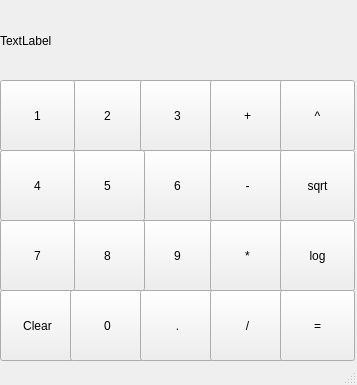
Above: Calculator/Calculator/Calculator.ui from LeonidasMcM/Frontend-App before the change. Below: the same form after it.
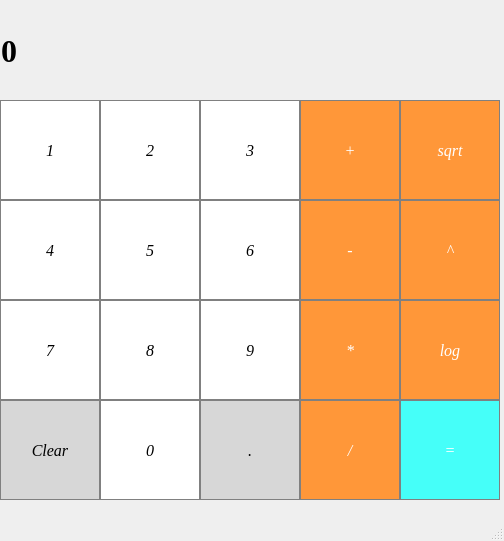
That is the form after the change.

What changed in the file:
```diff
--- a/Calculator/Calculator/Calculator.ui
+++ b/Calculator/Calculator/Calculator.ui
@@ -6,8 +6,8 @@
    <rect>
     <x>0</x>
     <y>0</y>
-    <width>357</width>
-    <height>385</height>
+    <width>504</width>
+    <height>541</height>
    </rect>
   </property>
   <property name="windowTitle">
@@ -15,144 +15,360 @@
   </property>
   <widget class="QWidget" name="centralWidget">
    <widget class="QPushButton" name="pushButton">
+    <property name="enabled">
+     <bool>true</bool>
+    </property>
     <property name="geometry">
      <rect>
-      <x>70</x>
-      <y>80</y>
-      <width>75</width>
-      <height>71</height>
+      <x>100</x>
+      <y>100</y>
+      <width>100</width>
+      <height>100</height>
      </rect>
     </property>
+    <property name="font">
+     <font>
+      <family>Times New Roman</family>
+      <pointsize>12</pointsize>
+      <italic>true</italic>
+     </font>
+    </property>
+    <property name="styleSheet">
+     <string notr="true">QPushButton {
+  background-color: rgb(255, 255, 255);
+  border: 1px solid gray;
+}
+QPushButton:pressed {
+    background-color: rgb(239, 239, 239);
+}</string>
+    </property>
     <property name="text">
      <string>2</string>
     </property>
    </widget>
    <widget class="QPushButton" name="pushButton_2">
+    <property name="enabled">
+     <bool>true</bool>
+    </property>
     <property name="geometry">
      <rect>
       <x>0</x>
-      <y>290</y>
-      <width>75</width>
-      <height>71</height>
+      <y>400</y>
+      <width>100</width>
+      <height>100</height>
      </rect>
     </property>
+    <property name="font">
+     <font>
+      <family>Times New Roman</family>
+      <pointsize>12</pointsize>
+      <italic>true</italic>
+     </font>
+    </property>
+    <property name="styleSheet">
+     <string notr="true">QPushButton {
+  background-color: rgb(215, 215, 215);
+  border: 1px solid gray;
+}
+QPushButton:pressed {
+    background-color: qlineargradient(x1: 0, y1: 0, x2: 0, y2: 1,
+                                      stop: 0 #BEBEBE, stop: 1 #D7D7D7);
+}</string>
+    </property>
     <property name="text">
      <string>Clear</string>
     </property>
    </widget>
    <widget class="QPushButton" name="pushButton_3">
+    <property name="enabled">
+     <bool>true</bool>
+    </property>
     <property name="geometry">
      <rect>
-      <x>70</x>
-      <y>290</y>
-      <width>75</width>
-      <height>71</height>
+      <x>100</x>
+      <y>400</y>
+      <width>100</width>
+      <height>100</height>
      </rect>
     </property>
+    <property name="font">
+     <font>
+      <family>Times New Roman</family>
+      <pointsize>12</pointsize>
+      <italic>true</italic>
+     </font>
+    </property>
+    <property name="styleSheet">
+     <string notr="true">QPushButton {
+  background-color: rgb(255, 255, 255);
+  border: 1px solid gray;
+}
+QPushButton:pressed {
+    background-color: rgb(239, 239, 239);
+}</string>
+    </property>
     <property name="text">
      <string>0</string>
     </property>
    </widget>
    <widget class="QPushButton" name="pushButton_4">
+    <property name="enabled">
+     <bool>true</bool>
+    </property>
     <property name="geometry">
      <rect>
-      <x>140</x>
-      <y>220</y>
-      <width>75</width>
-      <height>71</height>
+      <x>200</x>
+      <y>300</y>
+      <width>100</width>
+      <height>100</height>
      </rect>
     </property>
+    <property name="font">
+     <font>
+      <family>Times New Roman</family>
+      <pointsize>12</pointsize>
+      <italic>true</italic>
+     </font>
+    </property>
+    <property name="styleSheet">
+     <string notr="true">QPushButton {
+  background-color: rgb(255, 255, 255);
+  border: 1px solid gray;
+}
+QPushButton:pressed {
+    background-color: qlineargradient(x1: 0, y1: 0, x2: 0, y2: 1,
+                                      stop: 0 #BEBEBE, stop: 1 #D7D7D7);
+}</string>
+    </property>
     <property name="text">
      <string>9</string>
     </property>
    </widget>
    <widget class="QPushButton" name="pushButton_5">
+    <property name="enabled">
+     <bool>true</bool>
+    </property>
     <property name="geometry">
      <rect>
-      <x>70</x>
-      <y>220</y>
-      <width>75</width>
-      <height>71</height>
+      <x>100</x>
+      <y>300</y>
+      <width>100</width>
+      <height>100</height>
      </rect>
     </property>
+    <property name="font">
+     <font>
+      <family>Times New Roman</family>
+      <pointsize>12</pointsize>
+      <italic>true</italic>
+     </font>
+    </property>
+    <property name="styleSheet">
+     <string notr="true">QPushButton {
+  background-color: rgb(255, 255, 255);
+  border: 1px solid gray;
+}
+QPushButton:pressed {
+    background-color: rgb(239, 239, 239);
+}</string>
+    </property>
     <property name="text">
      <string>8</string>
     </property>
    </widget>
    <widget class="QPushButton" name="pushButton_6">
+    <property name="enabled">
+     <bool>true</bool>
+    </property>
     <property name="geometry">
      <rect>
       <x>0</x>
-      <y>220</y>
-      <width>75</width>
-      <height>71</height>
+      <y>300</y>
+      <width>100</width>
+      <height>100</height>
      </rect>
     </property>
+    <property name="font">
+     <font>
+      <family>Times New Roman</family>
+      <pointsize>12</pointsize>
+      <italic>true</italic>
+     </font>
+    </property>
+    <property name="styleSheet">
+     <string notr="true">QPushButton {
+  background-color: rgb(255, 255, 255);
+  border: 1px solid gray;
+}
+QPushButton:pressed {
+    background-color: qlineargradient(x1: 0, y1: 0, x2: 0, y2: 1,
+                                      stop: 0 #BEBEBE, stop: 1 #D7D7D7);
+}</string>
+    </property>
     <property name="text">
      <string>7</string>
     </property>
    </widget>
    <widget class="QPushButton" name="pushButton_7">
+    <property name="enabled">
+     <bool>true</bool>
+    </property>
     <property name="geometry">
      <rect>
-      <x>140</x>
-      <y>150</y>
-      <width>75</width>
-      <height>71</height>
+      <x>200</x>
+      <y>200</y>
+      <width>100</width>
+      <height>100</height>
      </rect>
     </property>
+    <property name="font">
+     <font>
+      <family>Times New Roman</family>
+      <pointsize>12</pointsize>
+      <italic>true</italic>
+     </font>
+    </property>
+    <property name="styleSheet">
+     <string notr="true">QPushButton {
+  background-color: rgb(255, 255, 255);
+  border: 1px solid gray;
+}
+QPushButton:pressed {
+    background-color: qlineargradient(x1: 0, y1: 0, x2: 0, y2: 1,
+                                      stop: 0 #BEBEBE, stop: 1 #D7D7D7);
+}</string>
+    </property>
     <property name="text">
      <string>6</string>
     </property>
    </widget>
    <widget class="QPushButton" name="pushButton_8">
+    <property name="enabled">
+     <bool>true</bool>
+    </property>
     <property name="geometry">
      <rect>
-      <x>70</x>
-      <y>150</y>
-      <width>75</width>
-      <height>71</height>
+      <x>100</x>
+      <y>200</y>
+      <width>100</width>
+      <height>100</height>
      </rect>
     </property>
+    <property name="font">
+     <font>
+      <family>Times New Roman</family>
+      <pointsize>12</pointsize>
+      <italic>true</italic>
+     </font>
+    </property>
+    <property name="styleSheet">
+     <string notr="true">QPushButton {
+  background-color: rgb(255, 255, 255);
+  border: 1px solid gray;
+}
+QPushButton:pressed {
+    background-color: rgb(239, 239, 239);
+}</string>
+    </property>
     <property name="text">
      <string>5</string>
     </property>
    </widget>
    <widget class="QPushButton" name="pushButton_9">
+    <property name="enabled">
+     <bool>true</bool>
+    </property>
     <property name="geometry">
      <rect>
       <x>0</x>
-      <y>150</y>
-      <width>75</width>
-      <height>71</height>
+      <y>200</y>
+      <width>100</width>
+      <height>100</height>
      </rect>
     </property>
+    <property name="font">
+     <font>
+      <family>Times New Roman</family>
+      <pointsize>12</pointsize>
+      <italic>true</italic>
+     </font>
+    </property>
+    <property name="styleSheet">
+     <string notr="true">QPushButton {
+  background-color: rgb(255, 255, 255);
+  border: 1px solid gray;
+}
+QPushButton:pressed {
+    background-color: qlineargradient(x1: 0, y1: 0, x2: 0, y2: 1,
+                                      stop: 0 #BEBEBE, stop: 1 #D7D7D7);
+}</string>
+    </property>
     <property name="text">
      <string>4</string>
     </property>
    </widget>
    <widget class="QPushButton" name="pushButton_10">
+    <property name="enabled">
+     <bool>true</bool>
+    </property>
     <property name="geometry">
      <rect>
-      <x>140</x>
-      <y>80</y>
-      <width>75</width>
-      <height>71</height>
+      <x>200</x>
+      <y>100</y>
+      <width>100</width>
+      <height>100</height>
      </rect>
     </property>
+    <property name="font">
+     <font>
+      <family>Times New Roman</family>
+      <pointsize>12</pointsize>
+      <italic>true</italic>
+     </font>
+    </property>
+    <property name="styleSheet">
+     <string notr="true">QPushButton {
+  background-color: rgb(255, 255, 255);
+  border: 1px solid gray;
+}
+QPushButton:pressed {
+    background-color: qlineargradient(x1: 0, y1: 0, x2: 0, y2: 1,
+                                      stop: 0 #BEBEBE, stop: 1 #D7D7D7);
+}</string>
+    </property>
     <property name="text">
      <string>3</string>
     </property>
    </widget>
    <widget class="QPushButton" name="pushButton_11">
+    <property name="enabled">
+     <bool>true</bool>
+    </property>
     <property name="geometry">
      <rect>
       <x>0</x>
-      <y>80</y>
-      <width>75</width>
-      <height>71</height>
+      <y>100</y>
+      <width>100</width>
+      <height>100</height>
      </rect>
     </property>
+    <property name="font">
+     <font>
+      <family>Times New Roman</family>
+      <pointsize>12</pointsize>
+      <italic>true</italic>
+     </font>
+    </property>
+    <property name="styleSheet">
+     <string notr="true">QPushButton {
+  background-color: rgb(255, 255, 255);
+  border: 1px solid gray;
+}
+QPushButton:pressed {
+    background-color: qlineargradient(x1: 0, y1: 0, x2: 0, y2: 1,
+                                      stop: 0 #BEBEBE, stop: 1 #D7D7D7);
+}</string>
+    </property>
     <property name="text">
      <string>1</string>
     </property>
@@ -160,129 +376,349 @@
    <widget class="QLabel" name="label">
     <property name="geometry">
      <rect>
-      <x>0</x>
-      <y>0</y>
-      <width>351</width>
-      <height>81</height>
+      <x>1</x>
+      <y>1</y>
+      <width>500</width>
+      <height>100</height>
      </rect>
     </property>
+    <property name="font">
+     <font>
+      <family>Times New Roman</family>
+      <pointsize>24</pointsize>
+      <weight>75</weight>
+      <bold>true</bold>
+     </font>
+    </property>
+    <property name="styleSheet">
+     <string notr="true">QLabel {
+  qproperty-alignment: 'AlignVCenter | AlignRight';
+  border: 1px solid gray;
+}
+
+background-color : white;</string>
+    </property>
     <property name="text">
-     <string>TextLabel</string>
+     <string>0</string>
     </property>
    </widget>
    <widget class="QPushButton" name="pushButton_12">
+    <property name="enabled">
+     <bool>true</bool>
+    </property>
     <property name="geometry">
      <rect>
-      <x>140</x>
-      <y>290</y>
-      <width>75</width>
-      <height>71</height>
+      <x>200</x>
+      <y>400</y>
+      <width>100</width>
+      <height>100</height>
      </rect>
     </property>
+    <property name="font">
+     <font>
+      <family>Times New Roman</family>
+      <pointsize>12</pointsize>
+      <italic>true</italic>
+     </font>
+    </property>
+    <property name="styleSheet">
+     <string notr="true">QPushButton {
+  background-color: rgb(215, 215, 215);
+  border: 1px solid gray;
+}
+QPushButton:pressed {
+    background-color: qlineargradient(x1: 0, y1: 0, x2: 0, y2: 1,
+                                      stop: 0 #BEBEBE, stop: 1 #D7D7D7);
+}</string>
+    </property>
     <property name="text">
      <string>.</string>
     </property>
    </widget>
    <widget class="QPushButton" name="pushButton_13">
+    <property name="enabled">
+     <bool>true</bool>
+    </property>
     <property name="geometry">
      <rect>
-      <x>210</x>
-      <y>290</y>
-      <width>75</width>
-      <height>71</height>
+      <x>300</x>
+      <y>400</y>
+      <width>100</width>
+      <height>100</height>
      </rect>
     </property>
+    <property name="font">
+     <font>
+      <family>Times New Roman</family>
+      <pointsize>12</pointsize>
+      <italic>true</italic>
+     </font>
+    </property>
+    <property name="styleSheet">
+     <string notr="true">QPushButton {
+  background-color: rgb(255, 151, 57);
+  color: white; 
+  border: 1px solid gray;
+}
+
+QPushButton:pressed {
+    background-color: qlineargradient(x1: 0, y1: 0, x2: 0, y2: 1,
+                                      stop: 0 #FF7832, stop: 1 #FF9739);
+}
+</string>
+    </property>
     <property name="text">
      <string>/</string>
     </property>
    </widget>
    <widget class="QPushButton" name="pushButton_14">
+    <property name="enabled">
+     <bool>true</bool>
+    </property>
     <property name="geometry">
      <rect>
-      <x>210</x>
-      <y>220</y>
-      <width>75</width>
-      <height>71</height>
+      <x>300</x>
+      <y>300</y>
+      <width>100</width>
+      <height>100</height>
      </rect>
     </property>
+    <property name="font">
+     <font>
+      <family>Times New Roman</family>
+      <pointsize>12</pointsize>
+      <italic>true</italic>
+     </font>
+    </property>
+    <property name="styleSheet">
+     <string notr="true">QPushButton {
+  background-color: rgb(255, 151, 57);
+  color: white; 
+  border: 1px solid gray;
+}
+
+QPushButton:pressed {
+    background-color: qlineargradient(x1: 0, y1: 0, x2: 0, y2: 1,
+                                      stop: 0 #FF7832, stop: 1 #FF9739);
+}
+</string>
+    </property>
     <property name="text">
      <string>*</string>
     </property>
    </widget>
    <widget class="QPushButton" name="pushButton_15">
+    <property name="enabled">
+     <bool>true</bool>
+    </property>
     <property name="geometry">
      <rect>
-      <x>210</x>
-      <y>150</y>
-      <width>75</width>
-      <height>71</height>
+      <x>300</x>
+      <y>200</y>
+      <width>100</width>
+      <height>100</height>
      </rect>
     </property>
+    <property name="font">
+     <font>
+      <family>Times New Roman</family>
+      <pointsize>12</pointsize>
+      <italic>true</italic>
+     </font>
+    </property>
+    <property name="styleSheet">
+     <string notr="true">QPushButton {
+  background-color: rgb(255, 151, 57);
+  color: white; 
+  border: 1px solid gray;
+}
+
+QPushButton:pressed {
+    background-color: qlineargradient(x1: 0, y1: 0, x2: 0, y2: 1,
+                                      stop: 0 #FF7832, stop: 1 #FF9739);
+}
+</string>
+    </property>
     <property name="text">
      <string>-</string>
     </property>
    </widget>
    <widget class="QPushButton" name="pushButton_16">
+    <property name="enabled">
+     <bool>true</bool>
+    </property>
     <property name="geometry">
      <rect>
-      <x>210</x>
-      <y>80</y>
-      <width>75</width>
-      <height>71</height>
+      <x>300</x>
+      <y>100</y>
+      <width>100</width>
+      <height>100</height>
      </rect>
     </property>
+    <property name="font">
+     <font>
+      <family>Times New Roman</family>
+      <pointsize>12</pointsize>
+      <italic>true</italic>
+     </font>
+    </property>
+    <property name="styleSheet">
+     <string notr="true">QPushButton {
+  background-color: rgb(255, 151, 57);
+  color: white; 
+  border: 1px solid gray;
+}
+
+QPushButton:pressed {
+    background-color: qlineargradient(x1: 0, y1: 0, x2: 0, y2: 1,
+                                      stop: 0 #FF7832, stop: 1 #FF9739);
+}
+</string>
+    </property>
     <property name="text">
      <string>+</string>
     </property>
    </widget>
    <widget class="QPushButton" name="pushButton_17">
+    <property name="enabled">
+     <bool>true</bool>
+    </property>
     <property name="geometry">
      <rect>
-      <x>280</x>
-      <y>80</y>
-      <width>75</width>
-      <height>71</height>
+      <x>400</x>
+      <y>200</y>
+      <width>100</width>
+      <height>100</height>
      </rect>
     </property>
+    <property name="font">
+     <font>
+      <family>Times New Roman</family>
+      <pointsize>12</pointsize>
+      <italic>true</italic>
+     </font>
+    </property>
+    <property name="styleSheet">
+     <string notr="true">QPushButton {
+  background-color: rgb(255, 151, 57);
+  color: white; 
+  border: 1px solid gray;
+}
+
+QPushButton:pressed {
+    background-color: qlineargradient(x1: 0, y1: 0, x2: 0, y2: 1,
+                                      stop: 0 #FF7832, stop: 1 #FF9739);
+}
+</string>
+    </property>
     <property name="text">
      <string>^</string>
     </property>
    </widget>
    <widget class="QPushButton" name="pushButton_18">
+    <property name="enabled">
+     <bool>true</bool>
+    </property>
     <property name="geometry">
      <rect>
-      <x>280</x>
-      <y>150</y>
-      <width>75</width>
-      <height>71</height>
+      <x>400</x>
+      <y>100</y>
+      <width>100</width>
+      <height>100</height>
      </rect>
     </property>
+    <property name="font">
+     <font>
+      <family>Times New Roman</family>
+      <pointsize>12</pointsize>
+      <italic>true</italic>
+     </font>
+    </property>
+    <property name="styleSheet">
+     <string notr="true">QPushButton {
+  background-color: rgb(255, 151, 57);
+  color: white; 
+  border: 1px solid gray;
+}
+
+QPushButton:pressed {
+    background-color: qlineargradient(x1: 0, y1: 0, x2: 0, y2: 1,
+                                      stop: 0 #FF7832, stop: 1 #FF9739);
+}
+</string>
+    </property>
     <property name="text">
      <string>sqrt</string>
     </property>
    </widget>
    <widget class="QPushButton" name="pushButton_19">
+    <property name="enabled">
+     <bool>true</bool>
+    </property>
     <property name="geometry">
      <rect>
-      <x>280</x>
-      <y>220</y>
-      <width>75</width>
-      <height>71</height>
+      <x>400</x>
+      <y>300</y>
+      <width>100</width>
+      <height>100</height>
      </rect>
     </property>
+    <property name="font">
+     <font>
+      <family>Times New Roman</family>
+      <pointsize>12</pointsize>
+      <italic>true</italic>
+     </font>
+    </property>
+    <property name="styleSheet">
+     <string notr="true">QPushButton {
+  background-color: rgb(255, 151, 57);
+  color: white; 
+  border: 1px solid gray;
+}
+
+QPushButton:pressed {
+    background-color: qlineargradient(x1: 0, y1: 0, x2: 0, y2: 1,
+                                      stop: 0 #FF7832, stop: 1 #FF9739);
+}
+</string>
+    </property>
     <property name="text">
      <string>log</string>
     </property>
    </widget>
    <widget class="QPushButton" name="pushButton_20">
+    <property name="enabled">
+     <bool>true</bool>
+    </property>
     <property name="geometry">
      <rect>
-      <x>280</x>
-      <y>290</y>
-      <width>75</width>
-      <height>71</height>
+      <x>400</x>
+      <y>400</y>
+      <width>100</width>
+      <height>100</height>
      </rect>
     </property>
+    <property name="font">
+     <font>
+      <family>Times New Roman</family>
+      <pointsize>12</pointsize>
+      <italic>true</italic>
+     </font>
+    </property>
+    <property name="styleSheet">
+     <string notr="true">QPushButton {
+  background-color: rgb(69, 255, 249);
+  color: white; 
+  border: 1px solid gray;
+}
+
+QPushButton:pressed {
+    background-color: qlineargradient(x1: 0, y1: 0, x2: 0, y2: 1,
+                                      stop: 0 #3ae5ff, stop: 1 #9ef7ff);
+}
+</string>
+    </property>
     <property name="text">
      <string>=</string>
     </property>
```
